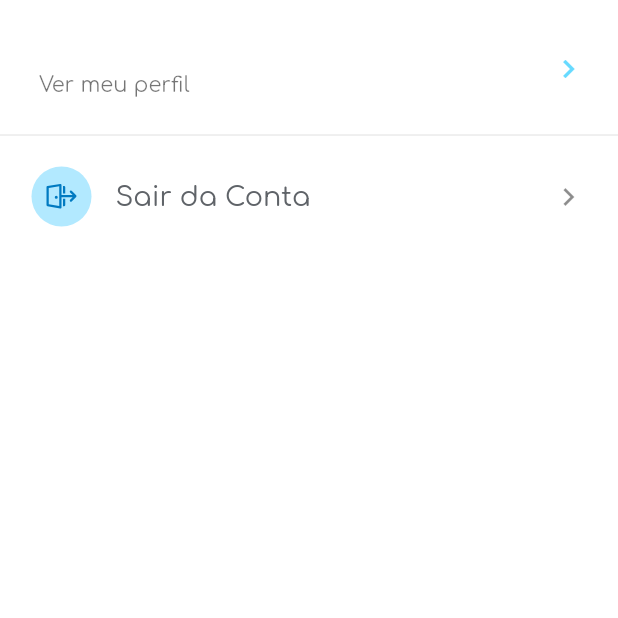
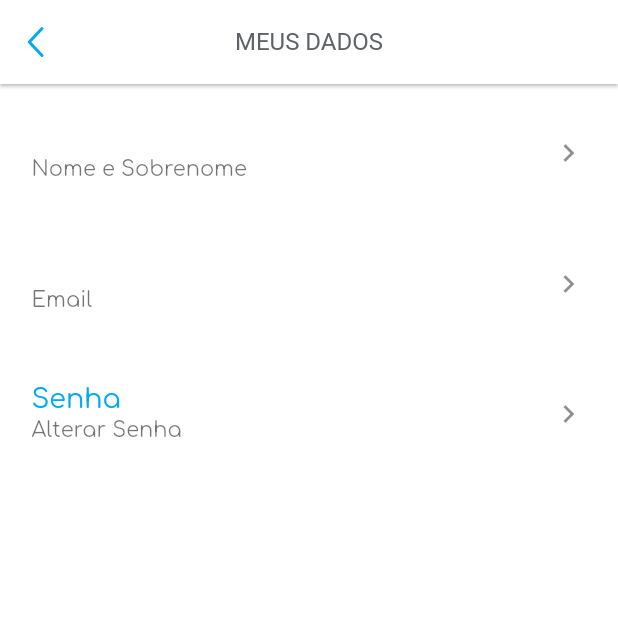
Before and after one commit to douglas77costa/kaarte_app, a Flutter app: the MenuPage screen opened directly, after a tap on "Ver meu perfil", on a phone screen of 412 x 824 dp, the top half of it. Run offline on Flutter 3.47's test engine with Material 2 defaults, Android fonts, the light colour scheme and no system bars; our stand-ins replace bot_toast, brasil_fields, cloud_firestore, connectivity, firebase_analytics, firebase_auth and 8 more; missing offline and left inert: flutter_statusbarcolor_ns; accounts and stored records are empty.

Commit message:
Create user profile

```diff
--- a/lib/app/data/repository/auth_repository.dart
+++ b/lib/app/data/repository/auth_repository.dart
@@ -1,4 +1,5 @@
 import 'package:firebase_auth/firebase_auth.dart';
+import 'package:kaarte_app/app/data/model/user_model.dart';
 
 class AuthRepository {
   static final FirebaseAuth _firebaseAuth = FirebaseAuth.instance;
@@ -14,6 +15,20 @@ class AuthRepository {
     UserCredential user = await _firebaseAuth.createUserWithEmailAndPassword(
         email: email, password: password);
     return user;
+  }
+
+  static Future<void> updateEmail(String newEmail, UserModel userModel)async{
+    UserCredential authResult = await getAuthUser()!.reauthenticateWithCredential(
+      EmailAuthProvider.credential(email: userModel.email!, password: userModel.password!),
+    );
+    authResult.user!.updateEmail(newEmail);
+  }
+
+  static Future<void> updatePassword(String newPassword, UserModel userModel)async{
+    UserCredential authResult = await getAuthUser()!.reauthenticateWithCredential(
+      EmailAuthProvider.credential(email: userModel.email!, password: userModel.password!),
+    );
+    authResult.user!.updatePassword(newPassword);
   }
 
   static User? getAuthUser() {
--- a/lib/app/data/repository/user_repository.dart
+++ b/lib/app/data/repository/user_repository.dart
@@ -15,6 +15,10 @@ class UserRepository {
     await users.doc(userModel.authId).set(userModel.toJson());
   }
 
+  static Future<void> updateUserField(UserModel userModel) async {
+    await users.doc(userModel.authId).set(userModel.toJson());
+  }
+
   static Future<UserModel> getUser() async {
     var user = await users.doc(AuthRepository.getAuthUser()!.uid).snapshots().first;
     return UserModel.fromJson(user.data()! as Map<String, dynamic>);
--- a/lib/app/modules/menu/menu_page.dart
+++ b/lib/app/modules/menu/menu_page.dart
@@ -17,7 +17,7 @@ class MenuPage extends GetView<MenuController> {
             children: [
               InkWell(
                 onTap: () {
-                 // Get.toNamed(AppRoutes.USER_PROFILE)!.then((value) => controller.getProfile());
+                 Get.toNamed(AppRoutes.PROFILE)!.then((value) => controller.getProfile());
                 },
                 child: Container(
                   width: double.infinity,
--- /dev/null
+++ b/lib/app/modules/profile/profile_binding.dart
@@ -0,0 +1,10 @@
+import 'package:get/get.dart';
+
+import 'profile_controller.dart';
+
+class ProfileBinding extends Bindings {
+  @override
+  void dependencies() {
+    Get.lazyPut(() => ProfileController());
+  }
+}
--- /dev/null
+++ b/lib/app/modules/profile/profile_controller.dart
@@ -0,0 +1,134 @@
+import 'package:firebase_auth/firebase_auth.dart';
+import 'package:flutter/material.dart';
+import 'package:get/get.dart';
+import 'package:kaarte_app/app/data/model/user_model.dart';
+import 'package:kaarte_app/app/data/repository/auth_repository.dart';
+import 'package:kaarte_app/app/data/repository/user_repository.dart';
+import 'package:kaarte_app/app/shared/components/custom_snackbar/custom_snackbar.dart';
+
+class ProfileController extends GetxController {
+  var _isLoad = true.obs;
+  get isLoad => this._isLoad.value;
+  set isLoad(value) => this._isLoad.value = value;
+
+  final _user = UserModel().obs;
+  get user => this._user.value;
+  set user(value) => this._user.value = value;
+
+  var name = "";
+  var email = "";
+  var password = "";
+
+  final formNameKey = GlobalKey<FormState>();
+  final formEmailKey = GlobalKey<FormState>();
+  final formPassKey = GlobalKey<FormState>();
+
+  @override
+  void onReady() {
+    WidgetsBinding.instance?.addPostFrameCallback((_) => getProfile());
+    super.onReady();
+  }
+
+  void getProfile() async {
+    isLoad = true;
+    user = await UserRepository.getUser();
+    isLoad = false;
+  }
+
+  void updatePassword() async{
+    if (formPassKey.currentState!.validate()) {
+      UserModel userModel = user;
+      try {
+        isLoad = true;
+        await AuthRepository.updatePassword(password, userModel);
+        userModel.password = password;
+        await UserRepository.updateUserField(userModel);
+        getProfile();
+        isLoad = false;
+        CustomSnackbar.showTopSnackbar("Dados salvos com sucesso!", Get.context!,
+            title: "Tudo certo!", type: SnackType.SUCCESS);
+      } on FirebaseAuthException catch (e) {
+        isLoad = false;
+        CustomSnackbar.showTopSnackbar(
+            "Erro ao atualizar dados: ${e.message}", Get.context!,
+            type: SnackType.WARNING, title: "Ops...");
+      }
+    }
+  }
+
+  void updateName() {
+    if (formNameKey.currentState!.validate()) {
+      UserModel userModel = user;
+      userModel.name = name;
+      _updateUser(userModel);
+    }
+  }
+
+  void updateEmail() async{
+    if (formEmailKey.currentState!.validate()) {
+      UserModel userModel = user;
+      try {
+        isLoad = true;
+        await AuthRepository.updateEmail(email, userModel);
+        userModel.email = email;
+        await UserRepository.updateUserField(userModel);
+        getProfile();
+        isLoad = false;
+        CustomSnackbar.showTopSnackbar("Dados salvos com sucesso!", Get.context!,
+            title: "Tudo certo!", type: SnackType.SUCCESS);
+      } on FirebaseAuthException catch (e) {
+        isLoad = false;
+        CustomSnackbar.showTopSnackbar(
+            "Erro ao atualizar dados: ${e.message}", Get.context!,
+            type: SnackType.WARNING, title: "Ops...");
+      }
+    }
+  }
+
+  void _updateUser(UserModel userModel) async {
+    try {
+      isLoad = true;
+      await UserRepository.updateUserField(userModel);
+      getProfile();
+      isLoad = false;
+      CustomSnackbar.showTopSnackbar("Dados salvos com sucesso!", Get.context!,
+          title: "Tudo certo!", type: SnackType.SUCCESS);
+    } on FirebaseAuthException catch (e) {
+      isLoad = false;
+      CustomSnackbar.showTopSnackbar(
+          "Erro ao atualizar dados: ${e.message}", Get.context!,
+          type: SnackType.WARNING, title: "Ops...");
+    }
+  }
+
+  String? validateName(String? value) {
+    if (value == null || value.isEmpty || value.length < 2) {
+      return "Nome não pode ser vazio";
+    }
+    name = value;
+    return null;
+  }
+
+  String? validateEmail(String? value) {
+    if (value == null || value.isEmpty || !value.isEmail) {
+      return "Email inválido";
+    }
+    email = value;
+    return null;
+  }
+
+  String? validatePassword(String? value) {
+    if (value == null || value.isEmpty || value.length < 6) {
+      return "A senha deve ter no mínimo 6 caracteres";
+    }
+    password = value;
+    return null;
+  }
+
+  String? validateCheckPass(String? value) {
+    if (value == null || value.isEmpty || value != password) {
+      return "As senhas não correspondem";
+    }
+    return null;
+  }
+}
--- /dev/null
+++ b/lib/app/modules/profile/profile_page.dart
@@ -0,0 +1,138 @@
+import 'package:fluentui_system_icons/fluentui_system_icons.dart';
+import 'package:flutter/material.dart';
+import 'package:get/get.dart';
+import 'package:kaarte_app/app/shared/components/custom_load/custom_load.dart';
+import 'package:kaarte_app/app/theme/colors.dart';
+
+import 'bottom_sheet_fields/email_bottom_sheet.dart';
+import 'bottom_sheet_fields/name_bottom_sheet.dart';
+import 'bottom_sheet_fields/password_bottom_sheet.dart';
+import 'profile_controller.dart';
+
+class ProfilePage extends GetView<ProfileController> {
+
+  @override
+  Widget build(BuildContext context) {
+    return Scaffold(
+      appBar: AppBar(
+        elevation: 1,
+        title: Text(
+          "MEUS DADOS",
+          style: TextStyle(
+              color: ColorsApp.textColorBody,
+              fontWeight: FontWeight.normal,
+              fontSize: 16),
+        ),
+        centerTitle: true,
+        leading: IconButton(
+          onPressed: () => Get.back(result: "load"),
+          icon: Icon(
+            FluentIcons.ios_arrow_left_24_filled,
+            color: ColorsApp.primary,
+          ),
+        ),
+      ),
+      body: Obx(() {
+        if (controller.isLoad) {
+          return Center(
+            child: CustomLoad(),
+          );
+        } else {
+          return SingleChildScrollView(
+            child: Container(
+              child: Column(
+                children: [
+                  SizedBox(
+                    height: 5,
+                  ),
+                  InkWell(
+                    onTap: () {
+                      showCustomButtonSheet(NameBottomSheet(), context);
+                    },
+                    child: Container(
+                      width: double.infinity,
+                      padding: EdgeInsets.only(
+                          left: 5, right: 5, top: 5, bottom: 5),
+                      child: ListTile(
+                        title: Text(
+                          '${controller.user.name}',
+                          style: TextStyle(
+                              fontSize: 18, color: ColorsApp.primary),
+                        ),
+                        subtitle: Text("Nome e Sobrenome"),
+                        trailing: Icon(Icons.chevron_right),
+                      ),
+                    ),
+                  ),
+                  SizedBox(
+                    height: 5,
+                  ),
+                  InkWell(
+                    onTap: () {
+                      showCustomButtonSheet(EmailBottomSheet(), context);
+                    },
+                    child: Container(
+                      width: double.infinity,
+                      padding: EdgeInsets.only(
+                          left: 5, right: 5, top: 5, bottom: 5),
+                      child: ListTile(
+                        title: Text(
+                          '${controller.user.email ?? ""}',
+                          style: TextStyle(
+                              fontSize: 18, color: ColorsApp.primary),
+                        ),
+                        subtitle: Text("Email"),
+                        trailing: Icon(Icons.chevron_right),
+                      ),
+                    ),
+                  ),
+                  SizedBox(
+                    height: 5,
+                  ),
+                  InkWell(
+                    onTap: () {
+                      showCustomButtonSheet(PasswordBottomSheet(), context);
+                    },
+                    child: Container(
+                      width: double.infinity,
+                      padding: EdgeInsets.only(
+                          left: 5, right: 5, top: 5, bottom: 5),
+                      child: ListTile(
+                        title: Text(
+                          'Senha',
+                          style: TextStyle(
+                              fontSize: 18, color: ColorsApp.primary),
+                        ),
+                        subtitle: Text("Alterar Senha"),
+                        trailing: Icon(Icons.chevron_right),
+                      ),
+                    ),
+                  ),
+                  SizedBox(
+                    height: 5,
+                  ),
+                ],
+              ),
+            ),
+          );
+        }
+      }),
+    );
+  }
+
+  void showCustomButtonSheet(Widget child, BuildContext context) {
+    showModalBottomSheet(
+        context: context,
+        shape: RoundedRectangleBorder(
+          borderRadius: BorderRadius.only(
+              topLeft: Radius.circular(20), topRight: Radius.circular(20)),
+        ),
+        isScrollControlled: true,
+        backgroundColor: Colors.white,
+        builder: (context) {
+          return SingleChildScrollView(
+            child: child,
+          );
+        });
+  }
+}
--- a/lib/app/routes/app_pages.dart
+++ b/lib/app/routes/app_pages.dart
@@ -3,6 +3,8 @@ import 'package:kaarte_app/app/modules/home/home_binding.dart';
 import 'package:kaarte_app/app/modules/home/home_page.dart';
 import 'package:kaarte_app/app/modules/login/login_binding.dart';
 import 'package:kaarte_app/app/modules/login/login_page.dart';
+import 'package:kaarte_app/app/modules/profile/profile_binding.dart';
+import 'package:kaarte_app/app/modules/profile/profile_page.dart';
 import 'package:kaarte_app/app/modules/splash/splash_binding.dart';
 import 'package:kaarte_app/app/modules/splash/splash_page.dart';
 
@@ -22,5 +24,9 @@ class AppPages {
         name: AppRoutes.HOME,
         page: () => HomePage(),
         binding: HomeBinding()),
+    GetPage(
+        name: AppRoutes.PROFILE,
+        page: () => ProfilePage(),
+        binding: ProfileBinding()),
   ];
 }
--- a/lib/app/routes/app_routes.dart
+++ b/lib/app/routes/app_routes.dart
@@ -4,4 +4,5 @@ abstract class AppRoutes {
   static const SPLASH = '/';
   static const LOGIN = '/login';
   static const HOME = '/home';
+  static const PROFILE = '/profile';
 }
--- a/lib/app/shared/components/custom_load/custom_load.dart
+++ b/lib/app/shared/components/custom_load/custom_load.dart
@@ -1,20 +1,20 @@
 
 import 'package:flutter/material.dart';
+import 'package:flutter_spinkit/flutter_spinkit.dart';
+import 'package:kaarte_app/app/theme/colors.dart';
 import 'package:lottie/lottie.dart';
 
 class CustomLoad extends StatelessWidget {
-  final double? width;
-  final double? height;
 
-  CustomLoad({Key? key, this.width, this.height}) : super(key: key);
+  CustomLoad({Key? key}) : super(key: key);
 
   @override
   Widget build(BuildContext context) {
     return Container(
-      height: height == null ? 100 : height,
-      width: width == null ? 100 : width,
-      child: Lottie.asset('assets/animation/load.json',
-          repeat: true, width: width, height: height, reverse: false),
+      child: SpinKitThreeBounce(
+        color: ColorsApp.primary,
+        size: 50.0,
+      ),
     );
   }
 }
--- a/lib/app/utils/util.dart
+++ b/lib/app/utils/util.dart
@@ -81,7 +81,7 @@ abstract class Util {
         authId: id,
         email: "douglas123costa@gmail.com",
         name: "Douglas Costa",
-        password: "241512");
+    );
     await users.doc(userModel.authId).set(userModel.toJson());
   }
 }
--- a/pubspec.yaml
+++ b/pubspec.yaml
@@ -34,6 +34,7 @@ dependencies:
   fluentui_system_icons: ^1.1.132
   flutter_statusbarcolor_ns: ^0.3.0-nullsafety
   flutter_spinkit: ^5.0.0
+  brasil_fields: ^1.1.4
 
   flutter:
     sdk: flutter
```
Also changed, not shown: lib/app/modules/menu/menu_controller.dart (+8 -1 lines), lib/app/modules/profile/bottom_sheet_fields/email_bottom_sheet.dart (added, +53 -0 lines), lib/app/modules/profile/bottom_sheet_fields/name_bottom_sheet.dart (added, +46 -0 lines), lib/app/modules/profile/bottom_sheet_fields/password_bottom_sheet.dart (added, +65 -0 lines), lib/app/modules/profile/componentes/appbar_bottom_sheet.dart (added, +61 -0 lines), pubspec.lock.
